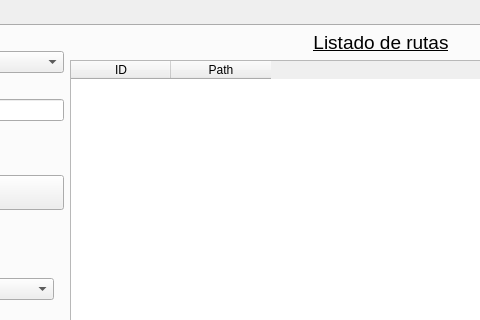
Before: the Qt Designer form Resources/UI/AdminMenu.ui in 40CompilerErrors/Proyecto2, drawn with Qt 5; both pictures show x 566 to 1046 and y 0 to 320 of the 1265 by 780 pixel window.
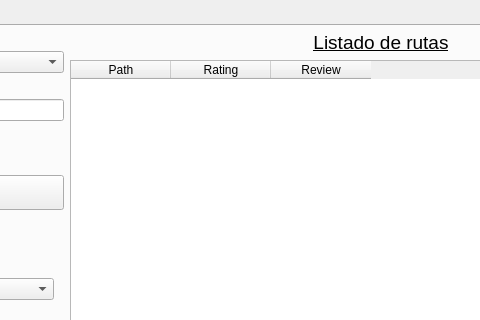
After: the same form once the commit is applied. The open tabs and pages were chosen to show the change. Icons and pictures are not drawn.

The edit to the form file:
```diff
--- a/Resources/UI/AdminMenu.ui
+++ b/Resources/UI/AdminMenu.ui
@@ -427,16 +427,21 @@
                <layout class="QHBoxLayout" name="horizontalLayout_26">
                 <item>
                  <widget class="QTableWidget" name="tableWidget">
-                  <column>
-                   <property name="text">
-                    <string>ID</string>
-                   </property>
-                  </column>
                   <column>
                    <property name="text">
                     <string>Path</string>
                    </property>
                   </column>
+                  <column>
+                   <property name="text">
+                    <string>Rating</string>
+                   </property>
+                  </column>
+                  <column>
+                   <property name="text">
+                    <string>Review</string>
+                   </property>
+                  </column>
                  </widget>
                 </item>
                </layout>
```
Left out of the diff: 10 changed lines with no effect on the pictures.
